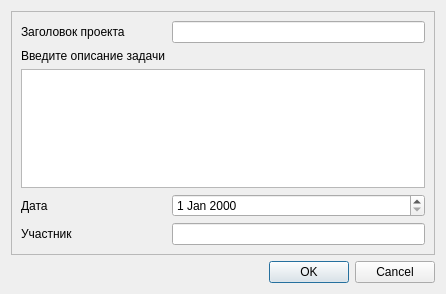
The window that app/LightTaskManager/views/adddialog.ui (moevm/gui-1h2018-06) describes before a commit, drawn with Qt 5.
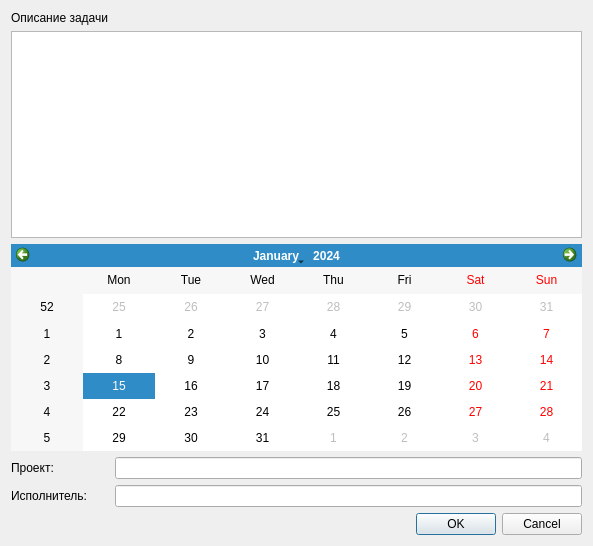
The same window after the commit.

Commit message: Рефактринг добавления задачи

Diff of the .ui file:
```diff
--- a/app/LightTaskManager/views/adddialog.ui
+++ b/app/LightTaskManager/views/adddialog.ui
@@ -6,67 +6,48 @@
    <rect>
     <x>0</x>
     <y>0</y>
-    <width>446</width>
-    <height>294</height>
+    <width>593</width>
+    <height>546</height>
    </rect>
   </property>
   <property name="windowTitle">
    <string>Добавить задачу</string>
   </property>
   <layout class="QGridLayout" name="gridLayout">
-   <item row="0" column="0">
-    <widget class="QFrame" name="addFrame">
-     <property name="frameShape">
-      <enum>QFrame::StyledPanel</enum>
-     </property>
-     <property name="frameShadow">
-      <enum>QFrame::Raised</enum>
-     </property>
-     <layout class="QGridLayout" name="gridLayout_2">
-      <item row="3" column="0">
-       <widget class="QLabel" name="nameLabel">
+   <item row="4" column="1">
+    <widget class="QLabel" name="personLabel">
         <property name="text">
-         <string>Заголовок проекта</string>
+      <string>Исполнитель:</string>
         </property>
        </widget>
       </item>
-      <item row="4" column="0">
-       <widget class="QLabel" name="addLabel">
-        <property name="text">
-         <string>Введите описание задачи</string>
-        </property>
-       </widget>
-      </item>
-      <item row="3" column="1">
-       <widget class="QLineEdit" name="nameLineEdit"/>
-      </item>
-      <item row="7" column="1">
+   <item row="3" column="2">
+    <widget class="QLineEdit" name="projectLineEdit"/>
+   </item>
+   <item row="4" column="2">
        <widget class="QLineEdit" name="personLineEdit"/>
       </item>
-      <item row="5" column="0" colspan="2">
+   <item row="0" column="1">
+    <widget class="QLabel" name="addLabel">
+     <property name="text">
+      <string>Описание задачи</string>
+     </property>
+    </widget>
+   </item>
+   <item row="1" column="1" colspan="2">
        <widget class="QTextEdit" name="addTextEdit"/>
       </item>
-      <item row="6" column="0">
-       <widget class="QLabel" name="dateLabel">
+   <item row="3" column="1">
+    <widget class="QLabel" name="projectLabel">
         <property name="text">
-         <string>Дата</string>
+      <string>Проект:</string>
         </property>
        </widget>
       </item>
-      <item row="6" column="1">
-       <widget class="QDateEdit" name="dateEdit"/>
-      </item>
-      <item row="7" column="0">
-       <widget class="QLabel" name="personLabel">
-        <property name="text">
-         <string>Участник</string>
-        </property>
-       </widget>
-      </item>
-     </layout>
-    </widget>
-   </item>
-   <item row="1" column="0">
+   <item row="2" column="1" colspan="2">
+    <widget class="QCalendarWidget" name="calendarWidget"/>
+   </item>
+   <item row="5" column="2">
     <widget class="QDialogButtonBox" name="addButtonBox">
      <property name="orientation">
       <enum>Qt::Horizontal</enum>
```
Lines whose indentation alone changed are shown as unchanged. The commit also changes 2 other files.
